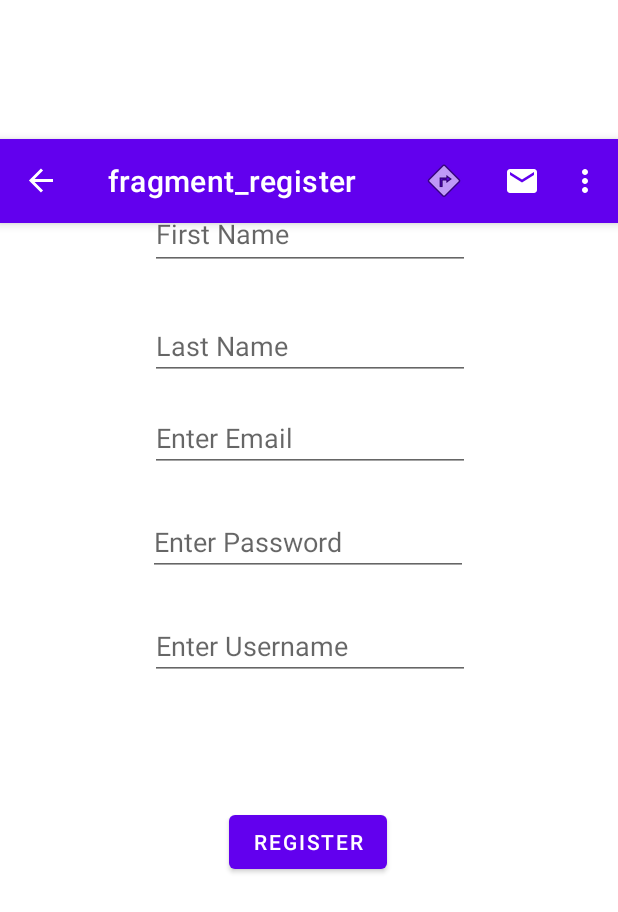
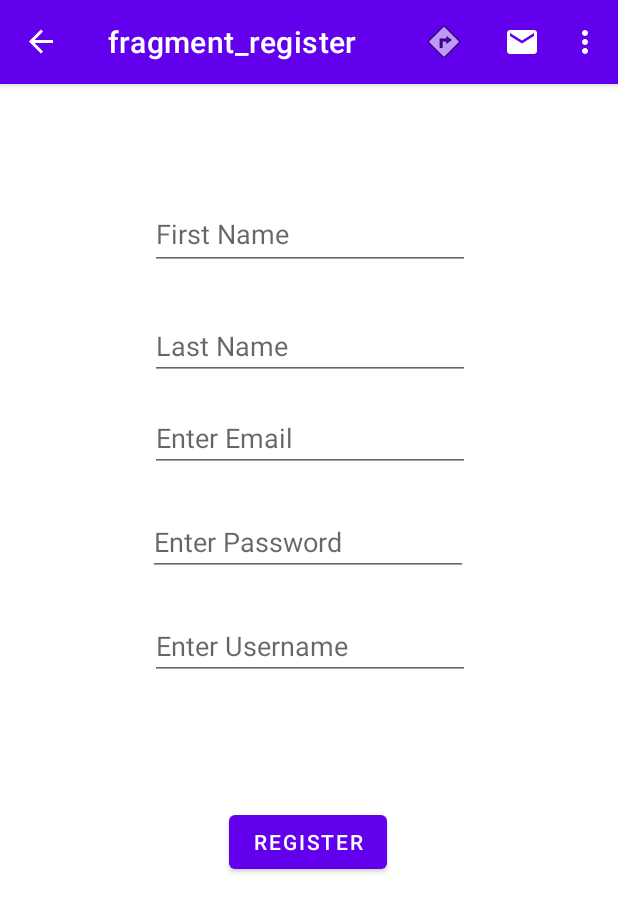
Before and after one commit to theetechbook/techbook, an Android app: the screen it shows after launch (MainActivity), after a tap on "REGISTER", on a phone screen of 412 x 824 dp. Shown: the top 912 px of the screen. Run offline under Robolectric (Android 15) with nearby library versions, the phone set to English and light mode, and no system bars; our stand-ins replace Dagger/Hilt's generated code, Firebase (no records; nobody signed in at launch, a user with empty details on screens opened directly), navigation-ui.

Commit message:
Fixed toolbar error & bottom navigation

```diff
--- a/app/src/main/java/com/latifah/techbook/MainActivity.kt
+++ b/app/src/main/java/com/latifah/techbook/MainActivity.kt
@@ -22,12 +22,14 @@ import dagger.hilt.android.AndroidEntryPoint
 /**
  * An activity that inflates a layout that has a NavHostFragment.
  */
+
+private lateinit var navController: NavController
+private var _binding: ActivityMainBinding? = null
+private val binding get() = _binding!!
 @AndroidEntryPoint
 
 class MainActivity : AppCompatActivity() {
-    private lateinit var navController: NavController
-    private var _binding: ActivityMainBinding? = null
-    private val binding get() = _binding!!
+
 
     override fun onCreate(savedInstanceState: Bundle?) {
         super.onCreate(savedInstanceState)
@@ -41,7 +43,8 @@ class MainActivity : AppCompatActivity() {
 
         val navHostFragment =
             supportFragmentManager.findFragmentById(R.id.my_nav_host_fragment) as NavHostFragment
-        navController = navHostFragment.navController
+       val  navController = navHostFragment.navController
+
         val builder = AppBarConfiguration.Builder(navController.graph)
         val appBarConfiguration = builder.build()
 
@@ -79,12 +82,12 @@ class MainActivity : AppCompatActivity() {
                     Log.i("Robin", "Navigated to New Fragment")
                     true
                 }
-                R.id.menu_likes -> {
+                R.id.menu_likes2 -> {
                     setCurrentFragment(likesFrag)
                     Log.i("Robin", "Navigated to Likes Fragment")
                     true
                 }
-                R.id.menu_profile -> {
+                R.id.menu_profile2 -> {
                     setCurrentFragment(profileFrag)
                     Log.i("Robin", "Navigated to Profile Fragment")
                     true
--- a/app/src/main/java/com/latifah/techbook/ui/fragments/Profile.kt
+++ b/app/src/main/java/com/latifah/techbook/ui/fragments/Profile.kt
@@ -28,7 +28,7 @@ class Profile : Fragment(), ProfileAdapter.OnItemClickListener {
     var bottomNavigationViewVisibility = View.VISIBLE
     private var _binding: FragmentProfileBinding? = null
     private val binding get() = _binding!!
-    private var dummieData = dummieProfile(0)
+    private var dummieData = dummieProfile(44)
     private val args: ProfileArgs by navArgs()
 
     override fun onCreateView(
--- a/app/src/main/res/layout/activity_main.xml
+++ b/app/src/main/res/layout/activity_main.xml
@@ -1,35 +1,12 @@
 <?xml version="1.0" encoding="utf-8"?>
-<androidx.constraintlayout.widget.ConstraintLayout xmlns:android="http://schemas.android.com/apk/res/android"
+<RelativeLayout xmlns:android="http://schemas.android.com/apk/res/android"
     xmlns:app="http://schemas.android.com/apk/res-auto"
     xmlns:tools="http://schemas.android.com/tools"
     android:layout_width="match_parent"
     android:layout_height="match_parent"
     tools:context=".MainActivity">
 
-    <FrameLayout
-        android:id="@+id/flFragment"
-        android:layout_width="match_parent"
-        android:layout_height="0dp"
-        app:layout_constraintBottom_toTopOf="@+id/bottomNavigationView"
-        app:layout_constraintEnd_toEndOf="parent"
-        app:layout_constraintStart_toStartOf="parent"
-        app:layout_constraintTop_toTopOf="parent"/>
-
-
-
-    <androidx.fragment.app.FragmentContainerView
-        android:id="@+id/my_nav_host_fragment"
-        android:name="androidx.navigation.fragment.NavHostFragment"
-        android:layout_width="match_parent"
-        android:layout_height="match_parent"
-        app:defaultNavHost="true"
-        app:layout_constraintBottom_toBottomOf="parent"
-        app:layout_constraintEnd_toEndOf="parent"
-        app:layout_constraintStart_toStartOf="parent"
-        app:layout_constraintTop_toTopOf="parent"
-        app:navGraph="@navigation/login_nav"/>
-
-    <com.google.android.material.appbar.MaterialToolbar
+    <androidx.appcompat.widget.Toolbar
         android:id="@+id/toolbar"
         style="@style/Widget.MaterialComponents.Toolbar.Primary"
         android:layout_width="match_parent"
@@ -39,14 +16,41 @@
         app:layout_constraintEnd_toEndOf="parent"
         app:layout_constraintStart_toStartOf="parent" />
 
+    <androidx.fragment.app.FragmentContainerView
+        android:id="@+id/my_nav_host_fragment"
+        android:name="androidx.navigation.fragment.NavHostFragment"
+        android:layout_width="match_parent"
+        android:layout_height="match_parent"
+        android:layout_alignParentStart="true"
+        android:layout_alignParentTop="true"
+        app:defaultNavHost="true"
+        app:layout_constraintBottom_toBottomOf="parent"
+        app:layout_constraintEnd_toEndOf="parent"
+        app:layout_constraintStart_toStartOf="parent"
+        app:layout_constraintTop_toTopOf="parent"
+        app:navGraph="@navigation/login_nav" />
+
+    <FrameLayout
+        android:id="@+id/flFragment"
+        android:layout_width="match_parent"
+        android:layout_height="0dp"
+        android:layout_alignParentBottom="true"
+        android:layout_marginBottom="731dp"
+        app:layout_constraintBottom_toTopOf="@+id/bottomNavigationView"
+        app:layout_constraintEnd_toEndOf="parent"
+        app:layout_constraintStart_toStartOf="parent"
+        app:layout_constraintTop_toTopOf="parent" />
+
 
     <com.google.android.material.bottomnavigation.BottomNavigationView
         android:id="@+id/bottomNavigationView"
         android:layout_width="match_parent"
         android:layout_height="75dp"
-        app:menu="@menu/bottom_navigation"
+        android:layout_alignParentStart="true"
+        android:layout_alignParentBottom="true"
         app:layout_constraintBottom_toBottomOf="parent"
         app:layout_constraintEnd_toEndOf="parent"
-        app:layout_constraintStart_toStartOf="parent" />
+        app:layout_constraintStart_toStartOf="parent"
+        app:menu="@menu/bottom_navigation" />
 
-</androidx.constraintlayout.widget.ConstraintLayout>
+</RelativeLayout>
--- a/app/src/main/res/layout/events_list_fragment.xml
+++ b/app/src/main/res/layout/events_list_fragment.xml
@@ -9,6 +9,8 @@
     android:id="@+id/eventsList"
     tools:context=".ui.fragments.EventsList">
 
+
+
     <androidx.recyclerview.widget.RecyclerView
         android:id="@+id/rcyview"
         android:layout_width="match_parent"
--- a/app/src/main/res/layout/fragment_likes.xml
+++ b/app/src/main/res/layout/fragment_likes.xml
@@ -11,6 +11,7 @@
         android:id="@+id/likes_view"
         android:layout_width="409dp"
         android:layout_height="729dp"
+        app:layoutManager="androidx.recyclerview.widget.LinearLayoutManager"
         app:layout_constraintBottom_toBottomOf="parent"
         app:layout_constraintEnd_toEndOf="parent"
         app:layout_constraintStart_toStartOf="parent"
--- a/app/src/main/res/layout/fragment_profile.xml
+++ b/app/src/main/res/layout/fragment_profile.xml
@@ -59,6 +59,7 @@
         android:background="#FFC107"
         android:scrollbars="vertical"
         android:visibility="visible"
+        app:layoutManager="androidx.recyclerview.widget.GridLayoutManager"
         app:layout_constraintBottom_toBottomOf="parent"
         app:layout_constraintEnd_toEndOf="parent"
         app:layout_constraintStart_toStartOf="parent"
--- a/app/src/main/res/layout/post_item_layout.xml
+++ b/app/src/main/res/layout/post_item_layout.xml
@@ -11,7 +11,6 @@
         android:layout_width="match_parent"
         android:layout_height="match_parent"
         app:layoutManager="androidx.recyclerview.widget.LinearLayoutManager"
-        tools:listitem="@layout/post"
-        />
+        tools:listitem="@layout/post" />
 
 </FrameLayout>
--- a/app/src/main/res/menu/bottom_navigation.xml
+++ b/app/src/main/res/menu/bottom_navigation.xml
@@ -1,6 +1,6 @@
 <?xml version="1.0" encoding="utf-8"?>
 <menu xmlns:android="http://schemas.android.com/apk/res/android">
-    <item android:id="@+id/menu_profile"
+    <item android:id="@+id/menu_profile2"
         android:title="Profile"
         android:icon="@drawable/outline_account_circle_black_24dp"
         />
@@ -12,7 +12,7 @@
         android:title="@string/new_post"
         android:icon="@drawable/outline_add_circle_black_24dp"
         />
-    <item android:id="@+id/menu_likes"
+    <item android:id="@+id/menu_likes2"
         android:title="@string/likes"
         android:icon="@drawable/outline_favorite_black_24dp"
         />
--- a/app/src/main/res/navigation/bottom_navigation.xml
+++ b/app/src/main/res/navigation/bottom_navigation.xml
@@ -7,7 +7,7 @@
     app:startDestination="@id/profile2">
 
     <fragment
-        android:id="@+id/profile"
+        android:id="@+id/profile2"
         android:name="com.latifah.techbook.ui.fragments.Profile"
         android:label="Profile"
         tools:layout="@layout/fragment_profile">
--- a/app/src/main/res/navigation/login_nav.xml
+++ b/app/src/main/res/navigation/login_nav.xml
@@ -44,7 +44,7 @@
     <fragment
         android:id="@+id/homepage"
         android:name="com.latifah.techbook.ui.fragments.Homepage"
-        android:label="fragment_home"
+        android:label="@string/home"
         tools:layout="@layout/fragment_home" />
     <fragment
         android:id="@+id/profile2"
@@ -132,7 +132,22 @@
     <fragment
         android:id="@+id/newPost3"
         android:name="com.latifah.techbook.ui.fragments.NewPost"
-        android:label="New Post"
+        android:label="@string/new_post"
         tools:layout="@layout/fragment_new_post" />
+    <fragment
+        android:id="@+id/likes2"
+        android:name="com.latifah.techbook.ui.fragments.Likes"
+        android:label="@string/likes"
+        tools:layout="@layout/fragment_likes" />
+    <fragment
+        android:id="@+id/dashboard3"
+        android:name="com.latifah.techbook.ui.fragments.Dashboard"
+        android:label="fragment_dashboard"
+        tools:layout="@layout/fragment_dashboard" />
+    <fragment
+        android:id="@+id/postFragment"
+        android:name="com.latifah.techbook.ui.fragments.PostFragment"
+        android:label="fragment_post"
+        tools:layout="@layout/fragment_post" />
 
 </navigation>
```
Also changed, not shown: app/src/main/java/com/latifah/techbook/ui/fragments/EventsList.kt (+10 -1 lines), app/src/main/res/layout/post.xml (+19 -16 lines), app/src/main/res/layout/profile_item.xml (+4 -5 lines).
